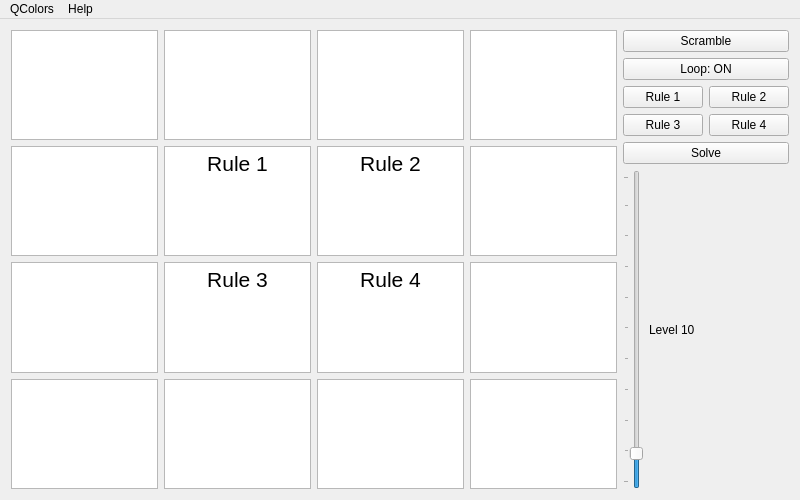
Above: game.ui from abcsds/QColors before the change. Below: the same form after it.
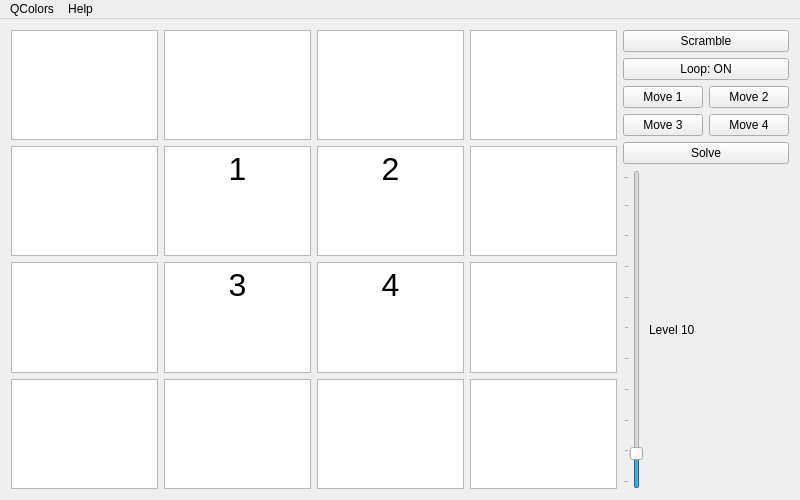
That is the form after the change.

```diff
--- a/game.ui
+++ b/game.ui
@@ -86,7 +86,7 @@
 &lt;html&gt;&lt;head&gt;&lt;meta name=&quot;qrichtext&quot; content=&quot;1&quot; /&gt;&lt;style type=&quot;text/css&quot;&gt;
 p, li { white-space: pre-wrap; }
 &lt;/style&gt;&lt;/head&gt;&lt;body style=&quot; font-family:'.Lucida Grande UI'; font-size:13pt; font-weight:400; font-style:normal;&quot;&gt;
-&lt;p align=&quot;center&quot; style=&quot; margin-top:0px; margin-bottom:0px; margin-left:0px; margin-right:0px; -qt-block-indent:0; text-indent:0px;&quot;&gt;&lt;span style=&quot; font-size:16pt;&quot;&gt;Rule 1&lt;/span&gt;&lt;/p&gt;&lt;/body&gt;&lt;/html&gt;</string>
+&lt;p align=&quot;center&quot; style=&quot; margin-top:0px; margin-bottom:0px; margin-left:0px; margin-right:0px; -qt-block-indent:0; text-indent:0px;&quot;&gt;&lt;span style=&quot; font-size:24pt;&quot;&gt;1&lt;/span&gt;&lt;/p&gt;&lt;/body&gt;&lt;/html&gt;</string>
           </property>
          </widget>
         </item>
@@ -103,7 +103,7 @@
 &lt;html&gt;&lt;head&gt;&lt;meta name=&quot;qrichtext&quot; content=&quot;1&quot; /&gt;&lt;style type=&quot;text/css&quot;&gt;
 p, li { white-space: pre-wrap; }
 &lt;/style&gt;&lt;/head&gt;&lt;body style=&quot; font-family:'.Lucida Grande UI'; font-size:13pt; font-weight:400; font-style:normal;&quot;&gt;
-&lt;p align=&quot;center&quot; style=&quot; margin-top:0px; margin-bottom:0px; margin-left:0px; margin-right:0px; -qt-block-indent:0; text-indent:0px;&quot;&gt;&lt;span style=&quot; font-size:16pt;&quot;&gt;Rule 2&lt;/span&gt;&lt;/p&gt;&lt;/body&gt;&lt;/html&gt;</string>
+&lt;p align=&quot;center&quot; style=&quot; margin-top:0px; margin-bottom:0px; margin-left:0px; margin-right:0px; -qt-block-indent:0; text-indent:0px;&quot;&gt;&lt;span style=&quot; font-size:24pt;&quot;&gt;2&lt;/span&gt;&lt;/p&gt;&lt;/body&gt;&lt;/html&gt;</string>
           </property>
          </widget>
         </item>
@@ -144,7 +144,7 @@
 &lt;html&gt;&lt;head&gt;&lt;meta name=&quot;qrichtext&quot; content=&quot;1&quot; /&gt;&lt;style type=&quot;text/css&quot;&gt;
 p, li { white-space: pre-wrap; }
 &lt;/style&gt;&lt;/head&gt;&lt;body style=&quot; font-family:'.Lucida Grande UI'; font-size:13pt; font-weight:400; font-style:normal;&quot;&gt;
-&lt;p align=&quot;center&quot; style=&quot; margin-top:0px; margin-bottom:0px; margin-left:0px; margin-right:0px; -qt-block-indent:0; text-indent:0px;&quot;&gt;&lt;span style=&quot; font-size:16pt;&quot;&gt;Rule 3&lt;/span&gt;&lt;/p&gt;&lt;/body&gt;&lt;/html&gt;</string>
+&lt;p align=&quot;center&quot; style=&quot; margin-top:0px; margin-bottom:0px; margin-left:0px; margin-right:0px; -qt-block-indent:0; text-indent:0px;&quot;&gt;&lt;span style=&quot; font-size:24pt;&quot;&gt;3&lt;/span&gt;&lt;/p&gt;&lt;/body&gt;&lt;/html&gt;</string>
           </property>
          </widget>
         </item>
@@ -161,7 +161,7 @@
 &lt;html&gt;&lt;head&gt;&lt;meta name=&quot;qrichtext&quot; content=&quot;1&quot; /&gt;&lt;style type=&quot;text/css&quot;&gt;
 p, li { white-space: pre-wrap; }
 &lt;/style&gt;&lt;/head&gt;&lt;body style=&quot; font-family:'.Lucida Grande UI'; font-size:13pt; font-weight:400; font-style:normal;&quot;&gt;
-&lt;p align=&quot;center&quot; style=&quot; margin-top:0px; margin-bottom:0px; margin-left:0px; margin-right:0px; -qt-block-indent:0; text-indent:0px;&quot;&gt;&lt;span style=&quot; font-size:16pt;&quot;&gt;Rule 4&lt;/span&gt;&lt;/p&gt;&lt;/body&gt;&lt;/html&gt;</string>
+&lt;p align=&quot;center&quot; style=&quot; margin-top:0px; margin-bottom:0px; margin-left:0px; margin-right:0px; -qt-block-indent:0; text-indent:0px;&quot;&gt;&lt;span style=&quot; font-size:24pt;&quot;&gt;4&lt;/span&gt;&lt;/p&gt;&lt;/body&gt;&lt;/html&gt;</string>
           </property>
          </widget>
         </item>
@@ -244,14 +244,14 @@
         <item>
          <widget class="QPushButton" name="Rule1button">
           <property name="text">
-           <string>Rule 1</string>
+           <string>Move 1</string>
           </property>
          </widget>
         </item>
         <item>
          <widget class="QPushButton" name="Rule2button">
           <property name="text">
-           <string>Rule 2</string>
+           <string>Move 2</string>
           </property>
          </widget>
         </item>
@@ -262,14 +262,14 @@
         <item>
          <widget class="QPushButton" name="Rule3button">
           <property name="text">
-           <string>Rule 3</string>
+           <string>Move 3</string>
           </property>
          </widget>
         </item>
         <item>
          <widget class="QPushButton" name="Rule4button">
           <property name="text">
-           <string>Rule 4</string>
+           <string>Move 4</string>
           </property>
          </widget>
         </item>
```
